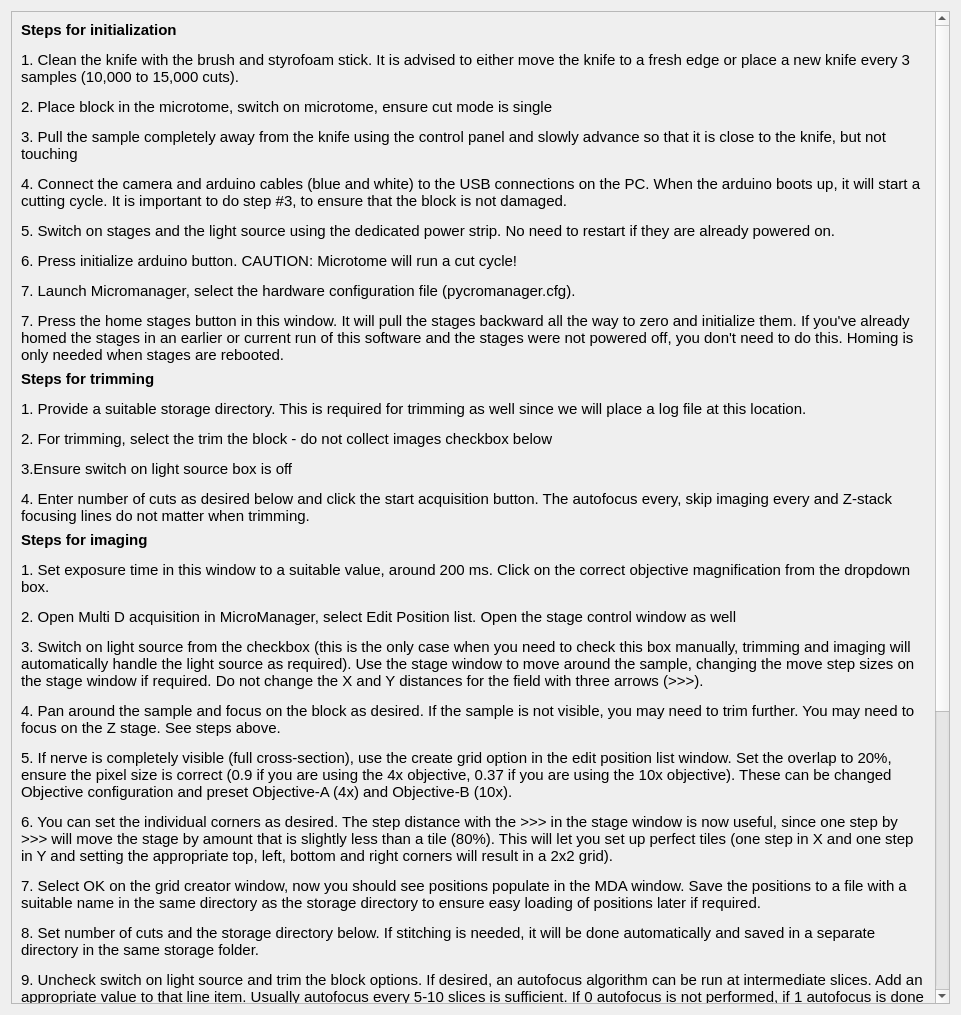
Before: the Qt Designer form ui files/helpwindow.ui in ckolluru/3D-MUSE-acquire, drawn with Qt 5.
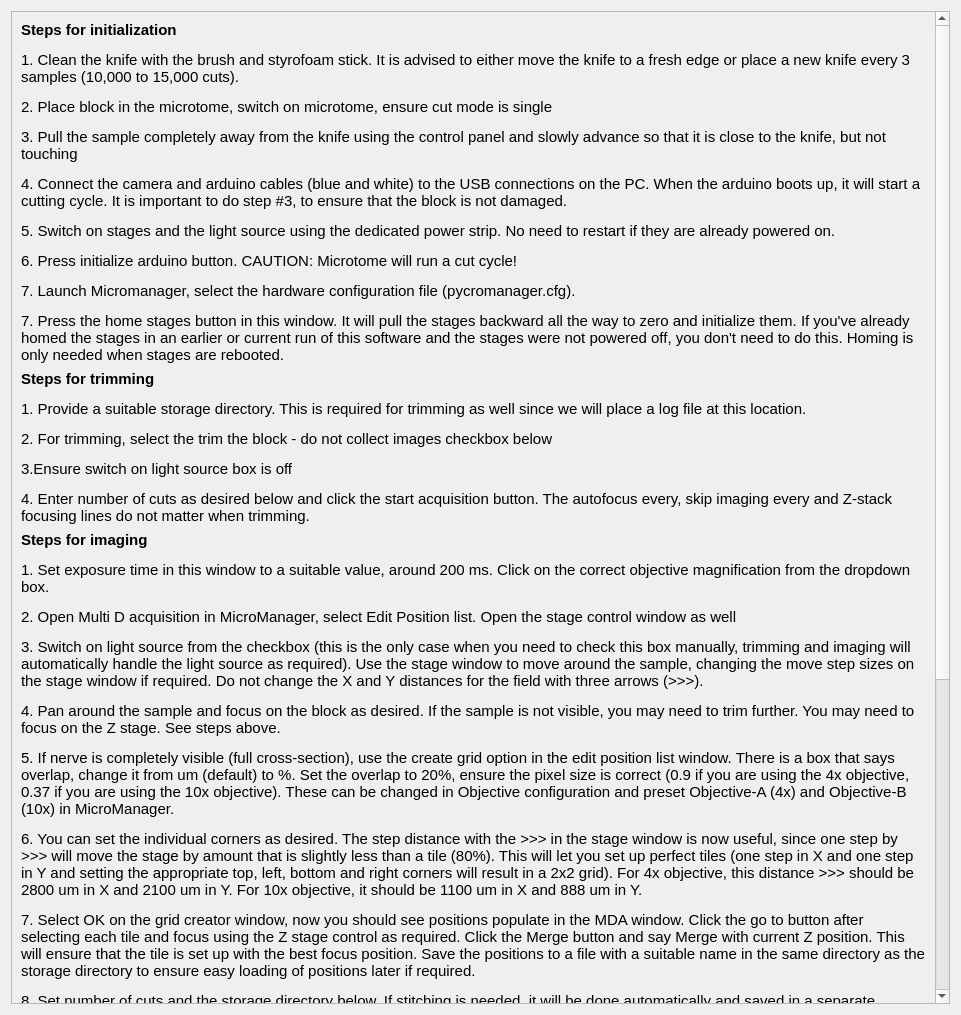
After: the same form once the commit is applied.

Commit message: Help window updates.

The edit to the form file:
```diff
--- a/ui files/helpwindow.ui
+++ b/ui files/helpwindow.ui
@@ -87,7 +87,7 @@
           </font>
          </property>
          <property name="text">
-          <string>&lt;html&gt;&lt;head/&gt;&lt;body&gt;&lt;p&gt;&lt;span style=&quot; font-size:11pt;&quot;&gt;Steps for imaging&lt;/span&gt;&lt;/p&gt;&lt;p&gt;&lt;span style=&quot; font-size:11pt; font-weight:400;&quot;&gt;1. Set exposure time in this window to a suitable value, around 200 ms. Click on the correct objective magnification from the dropdown box.&lt;/span&gt;&lt;/p&gt;&lt;p&gt;&lt;span style=&quot; font-size:11pt; font-weight:400;&quot;&gt;2. Open Multi D acquisition in MicroManager, select Edit Position list. Open the stage control window as well&lt;/span&gt;&lt;/p&gt;&lt;p&gt;&lt;span style=&quot; font-size:11pt; font-weight:400;&quot;&gt;3. Switch on light source from the checkbox (this is the only case when you need to check this box manually, trimming and imaging will automatically handle the light source as required). Use the stage window to move around the sample, changing the move step sizes on the stage window if required. Do not change the X and Y distances for the field with three arrows (&amp;gt;&amp;gt;&amp;gt;).&lt;/span&gt;&lt;/p&gt;&lt;p&gt;&lt;span style=&quot; font-size:11pt; font-weight:400;&quot;&gt;4. Pan around the sample and focus on the block as desired. If the sample is not visible, you may need to trim further. You may need to focus on the Z stage. See steps above.&lt;/span&gt;&lt;/p&gt;&lt;p&gt;&lt;span style=&quot; font-size:11pt; font-weight:400;&quot;&gt;5. If nerve is completely visible (full cross-section), use the create grid option in the edit position list window. Set the overlap to 20%, ensure the pixel size is correct (0.9 if you are using the 4x objective, 0.37 if you are using the 10x objective). These can be changed Objective configuration and preset Objective-A (4x) and Objective-B (10x).&lt;/span&gt;&lt;/p&gt;&lt;p&gt;&lt;span style=&quot; font-size:11pt; font-weight:400;&quot;&gt;6. You can set the individual corners as desired. The step distance with the &amp;gt;&amp;gt;&amp;gt; in the stage window is now useful, since one step by &amp;gt;&amp;gt;&amp;gt; will move the stage by amount that is slightly less than a tile (80%). This will let you set up perfect tiles (one step in X and one step in Y and setting the appropriate top, left, bottom and right corners will result in a 2x2 grid).&lt;/span&gt;&lt;/p&gt;&lt;p&gt;&lt;span style=&quot; font-size:11pt; font-weight:400;&quot;&gt;7. Select OK on the grid creator window, now you should see positions populate in the MDA window. Save the positions to a file with a suitable name in the same directory as the storage directory to ensure easy loading of positions later if required.&lt;/span&gt;&lt;/p&gt;&lt;p&gt;&lt;span style=&quot; font-size:11pt; font-weight:400;&quot;&gt;8. Set number of cuts and the storage directory below. If stitching is needed, it will be done automatically and saved in a separate directory in the same storage folder.&lt;/span&gt;&lt;/p&gt;&lt;p&gt;&lt;span style=&quot; font-size:11pt; font-weight:400;&quot;&gt;9. Uncheck switch on light source and trim the block options. If desired, an autofocus algorithm can be run at intermediate slices. Add an appropriate value to that line item. Usually autofocus every 5-10 slices is sufficient. If 0 autofocus is not performed, if 1 autofocus is done on all images.&lt;/span&gt;&lt;/p&gt;&lt;p&gt;&lt;span style=&quot; font-size:11pt; font-weight:400;&quot;&gt;10. Stop the live view in micromanager.&lt;/span&gt;&lt;/p&gt;&lt;p&gt;&lt;span style=&quot; font-size:11pt; font-weight:400;&quot;&gt;11. Images can be skipped between sections. Add an appropriate value there. If 0, no images are skipped.&lt;/span&gt;&lt;/p&gt;&lt;p&gt;&lt;span style=&quot; font-size:11pt; font-weight:400;&quot;&gt;12. Click start acquisition button.&lt;/span&gt;&lt;/p&gt;&lt;p&gt;&lt;br/&gt;&lt;/p&gt;&lt;p&gt;&lt;span style=&quot; font-size:11pt; font-weight:400;&quot;&gt;TODO: We are in the process of implementing Z-stack focusing at each tile, for now, set Z start, Z stop and Z step to zero.&lt;/span&gt;&lt;/p&gt;&lt;/body&gt;&lt;/html&gt;</string>
+          <string>&lt;html&gt;&lt;head/&gt;&lt;body&gt;&lt;p&gt;&lt;span style=&quot; font-size:11pt;&quot;&gt;Steps for imaging&lt;/span&gt;&lt;/p&gt;&lt;p&gt;&lt;span style=&quot; font-size:11pt; font-weight:400;&quot;&gt;1. Set exposure time in this window to a suitable value, around 200 ms. Click on the correct objective magnification from the dropdown box.&lt;/span&gt;&lt;/p&gt;&lt;p&gt;&lt;span style=&quot; font-size:11pt; font-weight:400;&quot;&gt;2. Open Multi D acquisition in MicroManager, select Edit Position list. Open the stage control window as well&lt;/span&gt;&lt;/p&gt;&lt;p&gt;&lt;span style=&quot; font-size:11pt; font-weight:400;&quot;&gt;3. Switch on light source from the checkbox (this is the only case when you need to check this box manually, trimming and imaging will automatically handle the light source as required). Use the stage window to move around the sample, changing the move step sizes on the stage window if required. Do not change the X and Y distances for the field with three arrows (&amp;gt;&amp;gt;&amp;gt;).&lt;/span&gt;&lt;/p&gt;&lt;p&gt;&lt;span style=&quot; font-size:11pt; font-weight:400;&quot;&gt;4. Pan around the sample and focus on the block as desired. If the sample is not visible, you may need to trim further. You may need to focus on the Z stage. See steps above.&lt;/span&gt;&lt;/p&gt;&lt;p&gt;&lt;span style=&quot; font-size:11pt; font-weight:400;&quot;&gt;5. If nerve is completely visible (full cross-section), use the create grid option in the edit position list window. There is a box that says overlap, change it from um (default) to %. Set the overlap to 20%, ensure the pixel size is correct (0.9 if you are using the 4x objective, 0.37 if you are using the 10x objective). These can be changed in Objective configuration and preset Objective-A (4x) and Objective-B (10x) in MicroManager.&lt;/span&gt;&lt;/p&gt;&lt;p&gt;&lt;span style=&quot; font-size:11pt; font-weight:400;&quot;&gt;6. You can set the individual corners as desired. The step distance with the &amp;gt;&amp;gt;&amp;gt; in the stage window is now useful, since one step by &amp;gt;&amp;gt;&amp;gt; will move the stage by amount that is slightly less than a tile (80%). This will let you set up perfect tiles (one step in X and one step in Y and setting the appropriate top, left, bottom and right corners will result in a 2x2 grid). For 4x objective, this distance &amp;gt;&amp;gt;&amp;gt; should be 2800 um in X and 2100 um in Y. For 10x objective, it should be 1100 um in X and 888 um in Y. &lt;/span&gt;&lt;/p&gt;&lt;p&gt;&lt;span style=&quot; font-size:11pt; font-weight:400;&quot;&gt;7. Select OK on the grid creator window, now you should see positions populate in the MDA window. Click the go to button after selecting each tile and focus using the Z stage control as required. Click the Merge button and say Merge with current Z position. This will ensure that the tile is set up with the best focus position. Save the positions to a file with a suitable name in the same directory as the storage directory to ensure easy loading of positions later if required.&lt;/span&gt;&lt;/p&gt;&lt;p&gt;&lt;span style=&quot; font-size:11pt; font-weight:400;&quot;&gt;8. Set number of cuts and the storage directory below. If stitching is needed, it will be done automatically and saved in a separate directory in the same storage folder.&lt;/span&gt;&lt;/p&gt;&lt;p&gt;&lt;span style=&quot; font-size:11pt; font-weight:400;&quot;&gt;9. Uncheck switch on light source and trim the block options. If desired, an autofocus algorithm can be run at intermediate slices. Add an appropriate value to that line item. Usually autofocus every 5-10 slices is sufficient. If 0 autofocus is not performed, if 1 autofocus is done on all images.&lt;/span&gt;&lt;/p&gt;&lt;p&gt;&lt;span style=&quot; font-size:11pt; font-weight:400;&quot;&gt;10. Stop the live view in micromanager.&lt;/span&gt;&lt;/p&gt;&lt;p&gt;&lt;span style=&quot; font-size:11pt; font-weight:400;&quot;&gt;11. Images can be skipped between sections. Add an appropriate value there. If 0, no images are skipped.&lt;/span&gt;&lt;/p&gt;&lt;p&gt;&lt;span style=&quot; font-size:11pt; font-weight:400;&quot;&gt;12. Click start acquisition button.&lt;/span&gt;&lt;/p&gt;&lt;p&gt;&lt;br/&gt;&lt;/p&gt;&lt;p&gt;&lt;span style=&quot; font-size:11pt; font-weight:400;&quot;&gt;TODO: We are in the process of implementing Z-stack focusing at each tile, for now, set Z start, Z stop and Z step to zero.&lt;/span&gt;&lt;/p&gt;&lt;/body&gt;&lt;/html&gt;</string>
          </property>
          <property name="wordWrap">
           <bool>true</bool>
```
